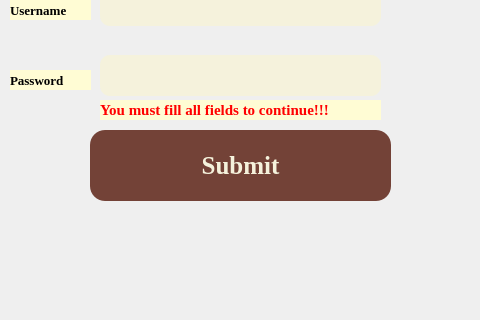
This is GUI/Start-intermediar/form.ui in DianaMatei11/ProjectModernCPP---Triviador as Qt 5 draws it before an edit; both pictures show x 160 to 640 and y 280 to 600 of the 800 by 600 pixel window. The edited form follows.
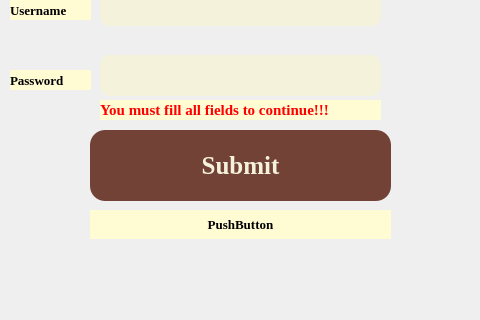
This is the edited form.

Patch:
```diff
--- a/GUI/Start-intermediar/form.ui
+++ b/GUI/Start-intermediar/form.ui
@@ -122,6 +122,28 @@
     <string>You must fill all fields to continue!!!</string>
    </property>
   </widget>
+  <widget class="QPushButton" name="back">
+   <property name="geometry">
+    <rect>
+     <x>250</x>
+     <y>490</y>
+     <width>301</width>
+     <height>29</height>
+    </rect>
+   </property>
+   <property name="styleSheet">
+    <string notr="true">QPushButton {
+font-family:Georgia; font-size: 13px; font: Bold; background: rgb(255, 252, 212); border-radius:15px
+}
+QPushButton:Hover
+{
+background-color: rgb(245, 240, 171);
+}</string>
+   </property>
+   <property name="text">
+    <string>PushButton</string>
+   </property>
+  </widget>
  </widget>
  <resources/>
  <connections/>
```
